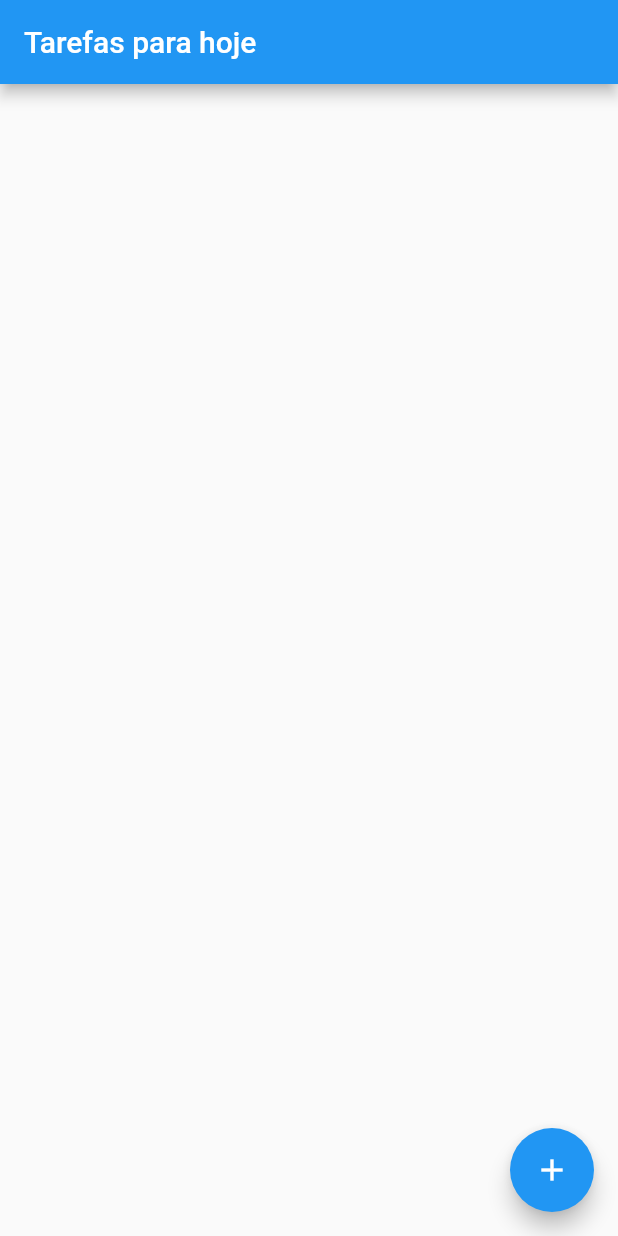
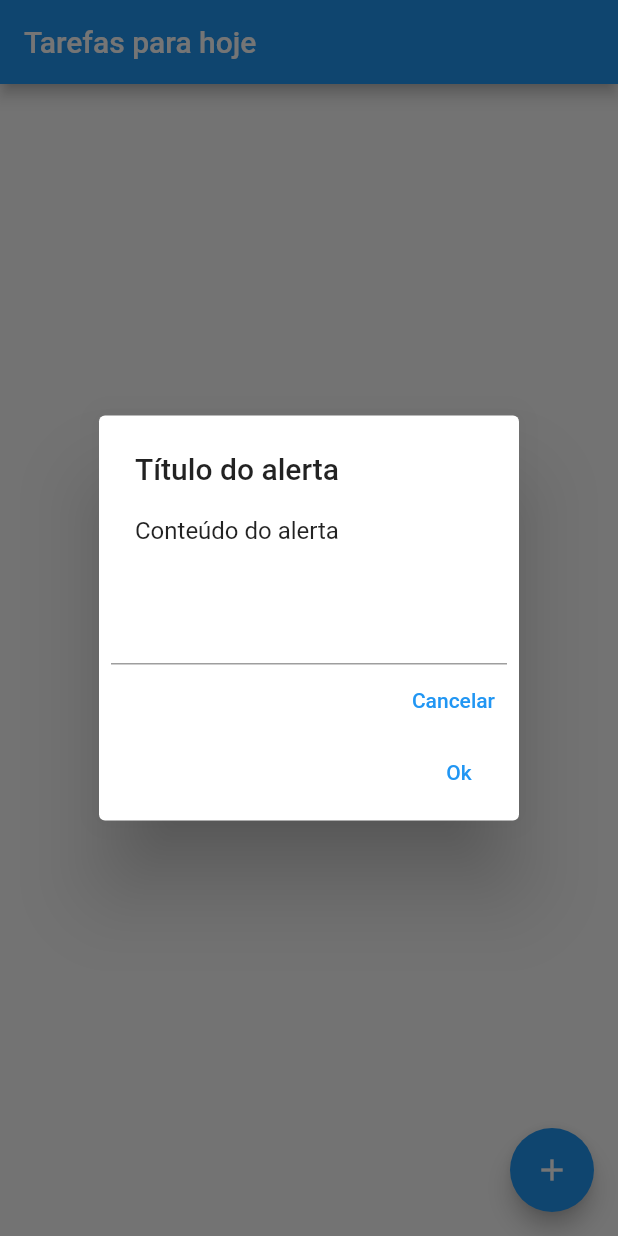
Before and after one commit to Kappyh/todolist-flutter, a Flutter app: the screen it shows after launch, after a tap on the "add" icon, on a phone screen of 412 x 824 dp. Run offline on Flutter 3.47's test engine with Material 2 defaults, Android fonts, the phone set to English and light mode, and no system bars.

Commit message:
Actions e dialog
- Adding actions to the float button and the dialog

```diff
--- a/lib/main.dart
+++ b/lib/main.dart
@@ -24,6 +24,8 @@ class HomePage extends StatefulWidget {
 }
 
 class _HomePageState extends State<HomePage> {
+  TextEditingController _editingController = TextEditingController();
+
   @override
   Widget build(BuildContext context) {
     return Scaffold(
@@ -51,10 +53,47 @@ class _HomePageState extends State<HomePage> {
         ],*/
       ),
       floatingActionButton: FloatingActionButton(
-        onPressed: (){
-          print('fab');
+        onPressed: () {
+          /*ScaffoldMessenger.of(context).showSnackBar(
+            SnackBar(
+              content: Text('Clicou no action button'),
+              action: SnackBarAction(
+                label: 'Desfazer',
+                onPressed: () {
+                  print('clicou no desfazer');
+                },
+              ),
+            ),
+          );*/
+          showDialog(
+            context: context,
+            builder: (BuildContext context) {
+              return AlertDialog(
+                title: Text('Título do alerta'),
+                content: Text('Conteúdo do alerta'),
+                actions: [
+                  TextField(
+                    controller: _editingController,
+                  ),
+                  TextButton(
+                    onPressed: () {
+                      Navigator.of(context).pop();
+                    },
+                    child: Text('Cancelar'),
+                  ),
+                  TextButton(
+                    onPressed: () {
+                      Navigator.of(context).pop();
+                      print(_editingController.text);
+                    },
+                    child: Text('Ok'),
+                  ),
+                ],
+              );
+            },
+          );
         },
-        child: Icon(Icons.add) ,
+        child: Icon(Icons.add),
       ),
     );
   }
```
